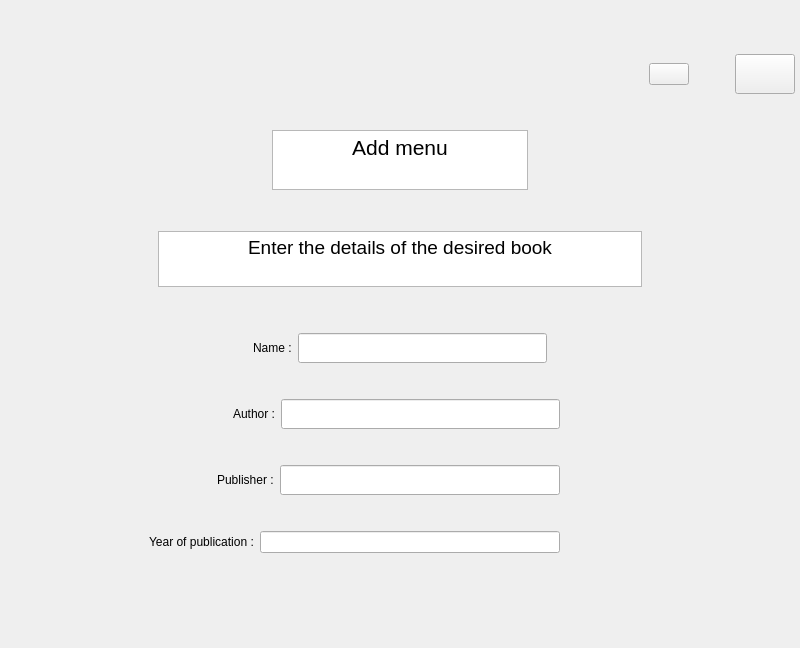
Before: the Qt Designer form Project/add.ui in AminNaghiyan/uiap92_project, drawn with Qt 5.
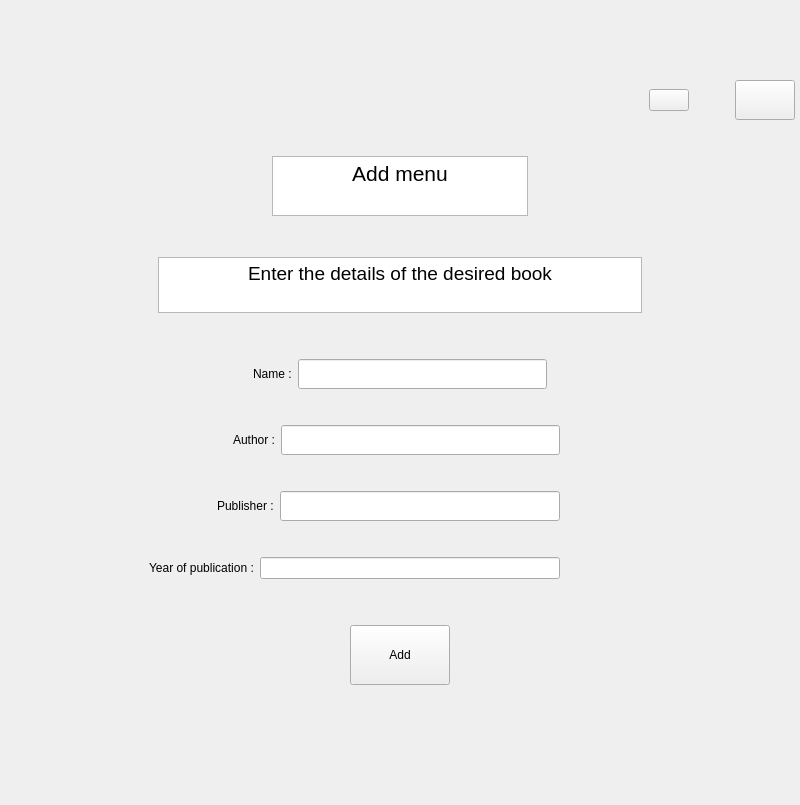
After: the same form once the commit is applied. Icons and pictures are not drawn.

```diff
--- a/Project/add.ui
+++ b/Project/add.ui
@@ -7,7 +7,7 @@
     <x>0</x>
     <y>0</y>
     <width>800</width>
-    <height>648</height>
+    <height>805</height>
    </rect>
   </property>
   <property name="windowTitle">
@@ -567,6 +567,80 @@
          </item>
         </layout>
        </item>
+       <item>
+        <spacer name="verticalSpacer">
+         <property name="orientation">
+          <enum>Qt::Vertical</enum>
+         </property>
+         <property name="sizeType">
+          <enum>QSizePolicy::Fixed</enum>
+         </property>
+         <property name="sizeHint" stdset="0">
+          <size>
+           <width>20</width>
+           <height>40</height>
+          </size>
+         </property>
+        </spacer>
+       </item>
+       <item>
+        <layout class="QHBoxLayout" name="horizontalLayout_8">
+         <property name="topMargin">
+          <number>0</number>
+         </property>
+         <item>
+          <spacer name="horizontalSpacer_16">
+           <property name="orientation">
+            <enum>Qt::Horizontal</enum>
+           </property>
+           <property name="sizeHint" stdset="0">
+            <size>
+             <width>40</width>
+             <height>20</height>
+            </size>
+           </property>
+          </spacer>
+         </item>
+         <item>
+          <widget class="QPushButton" name="add_2">
+           <property name="sizePolicy">
+            <sizepolicy hsizetype="Fixed" vsizetype="Fixed">
+             <horstretch>0</horstretch>
+             <verstretch>0</verstretch>
+            </sizepolicy>
+           </property>
+           <property name="minimumSize">
+            <size>
+             <width>100</width>
+             <height>60</height>
+            </size>
+           </property>
+           <property name="maximumSize">
+            <size>
+             <width>300</width>
+             <height>16777215</height>
+            </size>
+           </property>
+           <property name="text">
+            <string>Add</string>
+           </property>
+          </widget>
+         </item>
+         <item>
+          <spacer name="horizontalSpacer_14">
+           <property name="orientation">
+            <enum>Qt::Horizontal</enum>
+           </property>
+           <property name="sizeHint" stdset="0">
+            <size>
+             <width>40</width>
+             <height>20</height>
+            </size>
+           </property>
+          </spacer>
+         </item>
+        </layout>
+       </item>
        <item>
         <spacer name="verticalSpacer_5">
          <property name="orientation">
```
